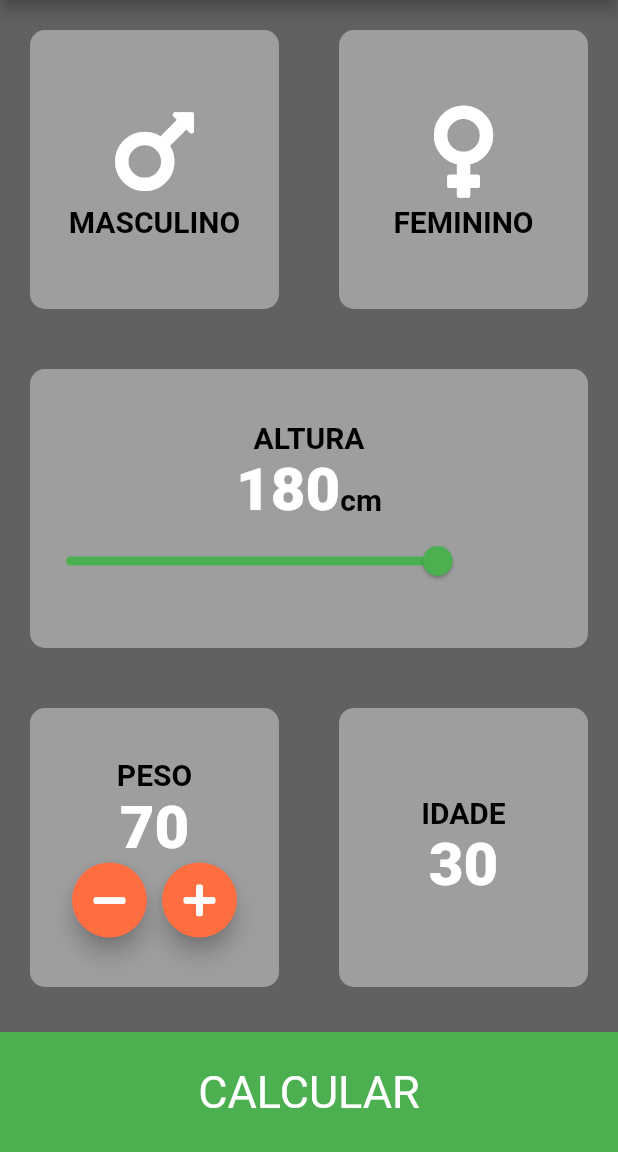
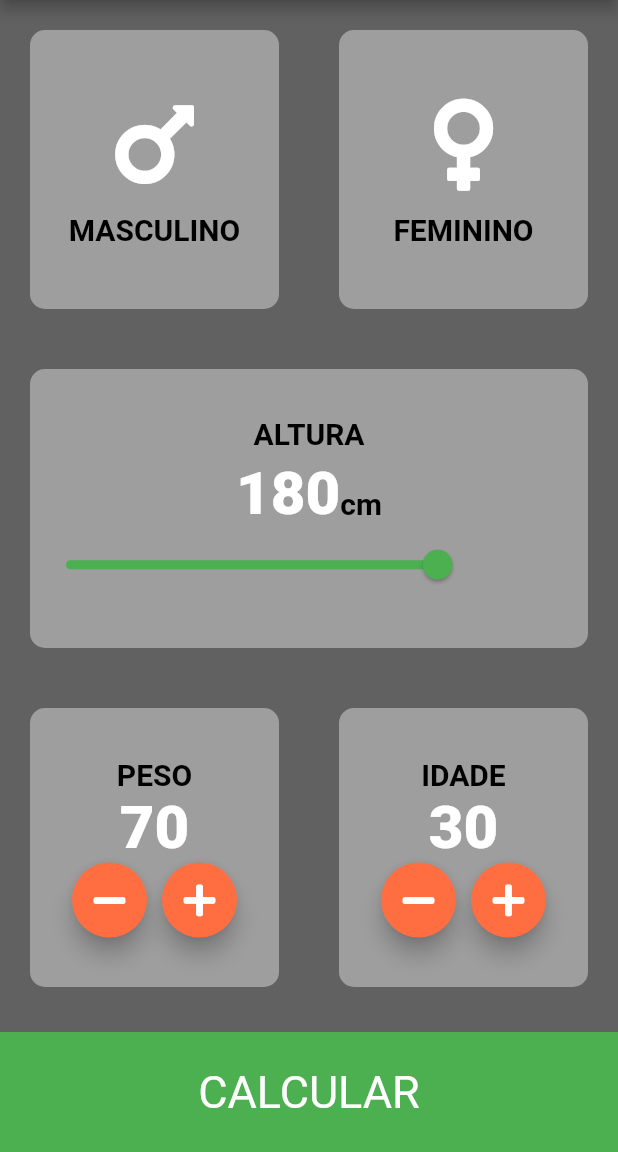
Before and after one commit to marleilson/calculadora, a Flutter app: the screen it shows after launch, on a phone screen of 412 x 824 dp, the part 84-1236 px from its top. Run offline on Flutter 3.47's test engine with Material 2 defaults, Android fonts, the phone set to English and light mode, and no system bars; our stand-ins replace font_awesome_flutter.

Commit message:
adição dos botoes em idade

```diff
--- a/lib/filhocartao.dart
+++ b/lib/filhocartao.dart
@@ -21,6 +21,9 @@ class filhocartao extends StatelessWidget {
             icon,
             size: 70.0,
           ),
+          SizedBox(
+            height: 10,
+          ),
           Text(
             descricao,
             style: TextStyle(
--- a/lib/tela_principal.dart
+++ b/lib/tela_principal.dart
@@ -89,6 +89,9 @@ class _TelaprincipalState extends State<Telaprincipal> {
                         Text('ALTURA',
                         style: styleDaDescricao,
                         ),
+                        SizedBox(
+                          height: 5,
+                        ),
                         Row(
                           mainAxisAlignment: MainAxisAlignment.center,
                           crossAxisAlignment: CrossAxisAlignment.baseline,
@@ -168,6 +171,20 @@ class _TelaprincipalState extends State<Telaprincipal> {
                           Text(idade.toString(),
                             style: styleDoTexto,
                           ),
+                          Row(
+                            mainAxisAlignment: MainAxisAlignment.center,
+                            children: [
+                              Botoes(
+                                iconeBotao: FontAwesomeIcons.minus,
+                              ),
+                              SizedBox(
+                                width: 10,
+                              ),
+                              Botoes(
+                                iconeBotao: FontAwesomeIcons.plus,
+                              ),
+                            ],
+                          ),
                         ],
                       ),
                     ),
```
